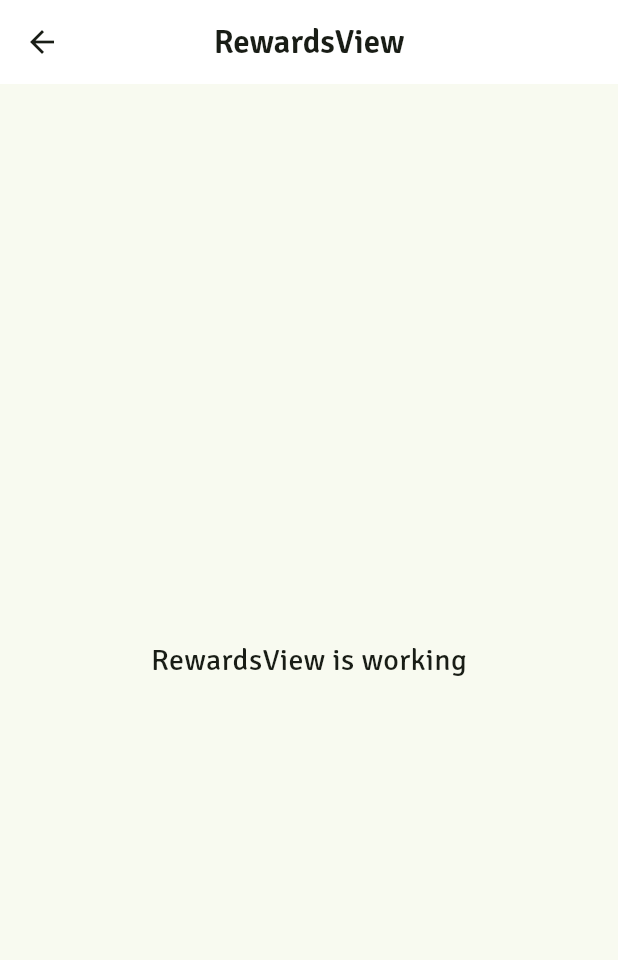
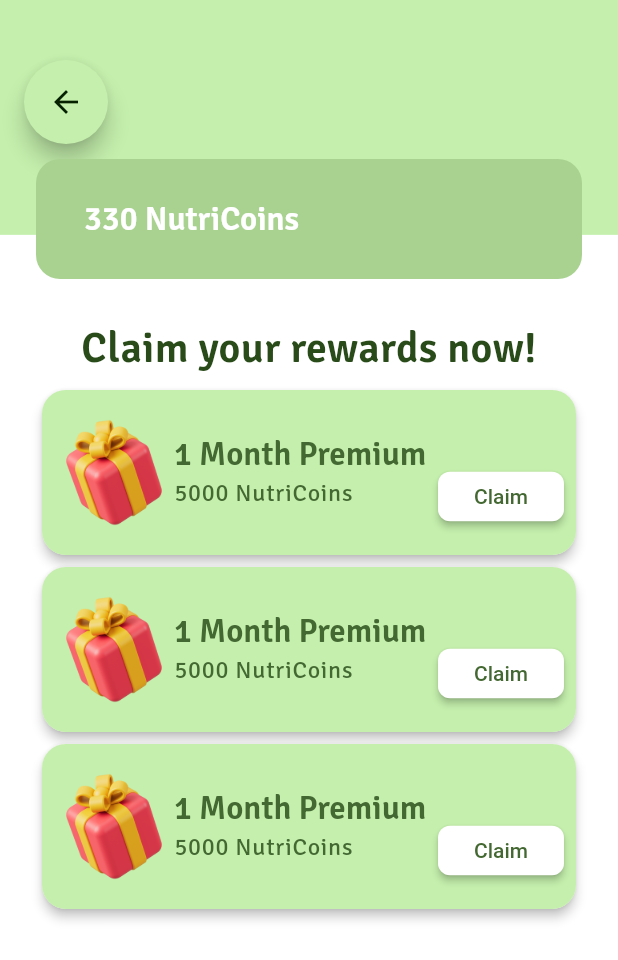
Before and after one commit to Xrayya/Nutri-Byte, a Flutter app: the RewardsView screen opened by its route, on a phone screen of 412 x 824 dp. Shown: the top 960 px of the screen. Run offline on Flutter 3.47's test engine with Material 3 defaults, Android fonts, the phone set to English and light mode, and no system bars; our stand-ins replace camera, cloud_firestore, firebase_auth, firebase_core, flutter_svg, form_validator and 6 more; missing offline and left inert: dart:ffi, flutter_tflite, gradient_progress_bar; accounts and stored records are empty.

Commit message:
feat(reward): complete slice reward view

```diff
--- a/frontend/lib/app/modules/auth/REGISTER/views/register_view.dart
+++ b/frontend/lib/app/modules/auth/REGISTER/views/register_view.dart
@@ -41,7 +41,9 @@ class RegisterView extends GetView<RegisterController> {
             Padding(
               padding: const EdgeInsets.only(left: 16),
               child: FloatingActionButton(
-                  onPressed: () => back(), child: const Icon(Icons.arrow_back)),
+                  heroTag: 'register_back',
+                  onPressed: () => back(),
+                  child: const Icon(Icons.arrow_back)),
             ),
             Expanded(
               child: Padding(
--- a/frontend/lib/app/modules/home/detail_nutrition/views/detail_nutrition_view.dart
+++ b/frontend/lib/app/modules/home/detail_nutrition/views/detail_nutrition_view.dart
@@ -43,6 +43,7 @@ class DetailNutritionView extends GetView<DetailNutritionController> {
                     child: Padding(
                       padding: const EdgeInsets.all(16.0),
                       child: FloatingActionButton(
+                        heroTag: 'nutritiondetail_back',
                         child: Icon(Icons.arrow_back),
                         onPressed: () => Get.back(),
                         shape: RoundedRectangleBorder(
--- a/frontend/lib/app/modules/home/rewards/views/rewards_view.dart
+++ b/frontend/lib/app/modules/home/rewards/views/rewards_view.dart
@@ -1,6 +1,7 @@
 import 'package:flutter/material.dart';
 
 import 'package:get/get.dart';
+import 'package:nutri_byte/app/core/utils/color_utils.dart';
 
 import '../controllers/rewards_controller.dart';
 
@@ -9,14 +10,153 @@ class RewardsView extends GetView<RewardsController> {
   @override
   Widget build(BuildContext context) {
     return Scaffold(
-      appBar: AppBar(
-        title: const Text('RewardsView'),
-        centerTitle: true,
+      backgroundColor: Colors.white,
+      body: Stack(
+        children: [
+          Container(
+              width: double.infinity,
+              height: Get.height * 0.19,
+              color: Get.theme.colorScheme.primaryContainer),
+          Column(
+            crossAxisAlignment: CrossAxisAlignment.start,
+            children: [
+              Padding(
+                padding: const EdgeInsets.only(top: 40, left: 16),
+                child: FloatingActionButton(
+                  heroTag: 'rewards_back',
+                  child: const Icon(Icons.arrow_back),
+                  onPressed: () => Get.back(),
+                ),
+              ),
+              const SizedBox(
+                height: 10,
+              ),
+              Padding(
+                padding: const EdgeInsets.symmetric(horizontal: 24),
+                child: Column(
+                  children: [
+                    Container(
+                      width: double.infinity,
+                      padding: const EdgeInsets.symmetric(
+                          vertical: 26, horizontal: 32),
+                      decoration: BoxDecoration(
+                        borderRadius: BorderRadius.circular(16),
+                        color: Get.theme.primaryColor.tone(80),
+                      ),
+                      child: Text(
+                        '330 NutriCoins',
+                        style: Get.textTheme.titleLarge!
+                            .copyWith(color: Colors.white),
+                      ),
+                    ),
+                    const SizedBox(
+                      height: 26,
+                    ),
+                    const Text(
+                      'Claim your rewards now!',
+                      style: TextStyle(
+                        color: Color(0xFF294B19),
+                        fontSize: 28,
+                        fontWeight: FontWeight.w600,
+                      ),
+                    ),
+                    const SizedBox(
+                      height: 4,
+                    ),
+                    rewardCard(
+                        price: 5000,
+                        title: '1 Month Premium',
+                        onPress: () => Get.snackbar(
+                            'Claimed', 'You have claimed this reward')),
+                    rewardCard(
+                        price: 5000,
+                        title: '1 Month Premium',
+                        onPress: () => Get.snackbar(
+                            'Claimed', 'You have claimed this reward')),
+                    rewardCard(
+                        price: 5000,
+                        title: '1 Month Premium',
+                        onPress: () => Get.snackbar(
+                            'Claimed', 'You have claimed this reward')),
+                  ],
+                ),
+              )
+            ],
+          )
+        ],
       ),
-      body: const Center(
-        child: Text(
-          'RewardsView is working',
-          style: TextStyle(fontSize: 20),
+    );
+  }
+
+  Card rewardCard({
+    required String title,
+    required int price,
+    void Function()? onPress,
+  }) {
+    return Card(
+      shape: RoundedRectangleBorder(
+        borderRadius: BorderRadius.circular(16),
+      ),
+      elevation: 3,
+      clipBehavior: Clip.antiAlias,
+      child: Container(
+        width: double.infinity,
+        decoration:
+            BoxDecoration(color: Get.theme.colorScheme.primaryContainer),
+        padding: const EdgeInsets.symmetric(vertical: 15, horizontal: 8),
+        child: IntrinsicHeight(
+          child: Row(
+            mainAxisAlignment: MainAxisAlignment.spaceBetween,
+            children: [
+              Image.asset(
+                'assets/images/gift.png',
+                width: 80,
+                fit: BoxFit.fitWidth,
+              ),
+              Expanded(
+                child: Column(
+                  mainAxisAlignment: MainAxisAlignment.center,
+                  crossAxisAlignment: CrossAxisAlignment.start,
+                  children: [
+                    Text(
+                      title,
+                      style: Get.textTheme.titleLarge!
+                          .copyWith(color: Get.theme.colorScheme.primary),
+                    ),
+                    Text(
+                      '${price} NutriCoins',
+                      style: Get.textTheme.bodyLarge!
+                          .copyWith(color: Get.theme.colorScheme.primary),
+                    )
+                  ],
+                ),
+              ),
+              Column(
+                mainAxisAlignment: MainAxisAlignment.end,
+                crossAxisAlignment: CrossAxisAlignment.start,
+                children: [
+                  ElevatedButton(
+                    onPressed: onPress,
+                    style: ElevatedButton.styleFrom(
+                      minimumSize: const Size(84, 33),
+                      primary: Colors.white,
+                      elevation: 2,
+                      textStyle: const TextStyle(
+                          color: Color(0xFF43483E),
+                          fontSize: 14,
+                          fontWeight: FontWeight.w500),
+                      disabledBackgroundColor:
+                          const Color(0xFF1D1B20).withOpacity(0.12),
+                      shape: RoundedRectangleBorder(
+                        borderRadius: BorderRadius.circular(8),
+                      ),
+                    ),
+                    child: const Text('Claim'),
+                  )
+                ],
+              )
+            ],
+          ),
         ),
       ),
     );
--- a/frontend/lib/app/modules/home/scanfood/scannutrition/views/scannutrition_view.dart
+++ b/frontend/lib/app/modules/home/scanfood/scannutrition/views/scannutrition_view.dart
@@ -42,6 +42,7 @@ class ScannutritionView extends GetView<ScannutritionController> {
                               height: 25,
                             ),
                             FloatingActionButton(
+                              heroTag: 'scannutrition_back',
                               onPressed: () => controller.back(),
                               child: const Icon(Icons.arrow_back),
                             ),
--- a/frontend/lib/app/modules/home/scanfood/views/scanfood_view.dart
+++ b/frontend/lib/app/modules/home/scanfood/views/scanfood_view.dart
@@ -113,6 +113,7 @@ class ScanfoodView extends GetView<ScanfoodController> {
                                   width: 50,
                                 ),
                                 FloatingActionButton(
+                                  heroTag: 'scanfood_camera',
                                   onPressed: () => controller.scanSingleImage(),
                                   backgroundColor:
                                       Get.theme.colorScheme.primary.tone(60),
--- a/frontend/lib/app/modules/home/views/home_view.dart
+++ b/frontend/lib/app/modules/home/views/home_view.dart
@@ -15,6 +15,7 @@ class HomeView extends GetView<HomeController> {
   Widget build(BuildContext context) {
     return Scaffold(
       floatingActionButton: FloatingActionButton(
+        heroTag: "scan",
         onPressed: () => Get.toNamed(Routes.SCANFOOD),
         shape: const RoundedRectangleBorder(
             borderRadius: BorderRadius.all(Radius.circular(9999))),
--- a/frontend/lib/app/widgets/fab_with_button.dart
+++ b/frontend/lib/app/widgets/fab_with_button.dart
@@ -10,6 +10,7 @@ IntrinsicHeight FABWithLabel({
     child: Column(
       children: [
         FloatingActionButton.small(
+          heroTag: UniqueKey().toString(),
           onPressed: onPress,
           shape: RoundedRectangleBorder(
             borderRadius: BorderRadius.circular(12),
```
Also changed, not shown: frontend/assets/images/gift.png (added).
